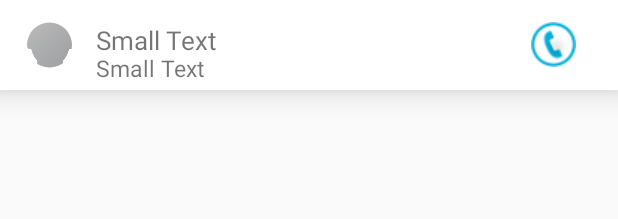
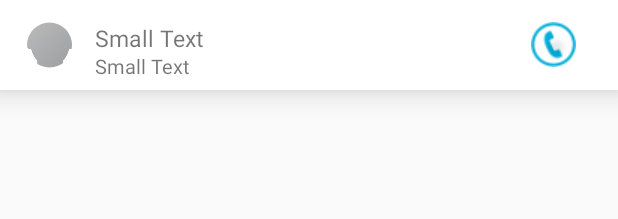
Before and after one commit to mdg-iitr-archive/Calling-Text, an Android app: the layout contact_card.xml on its own in the app's theme, with its tools: preview values and no code run, on a phone screen of 412 x 824 dp. Shown: the top 219 px of the screen. Run offline under Robolectric (Android 15) with nearby library versions, the phone set to English and light mode, and no system bars.

Commit message:
more ui fixes

```diff
--- a/app/src/main/java/com/sdsmdg/pulkit/callingtext/BackgroundService.java
+++ b/app/src/main/java/com/sdsmdg/pulkit/callingtext/BackgroundService.java
@@ -21,6 +21,8 @@ import com.google.firebase.database.ValueEventListener;
 
 import java.text.DateFormat;
 import java.util.Date;
+
+import static com.sdsmdg.pulkit.callingtext.CallManager.receiver;
 
 /**
  * Created by pulkit on 4/2/17.
--- a/app/src/main/java/com/sdsmdg/pulkit/callingtext/CallManager.java
+++ b/app/src/main/java/com/sdsmdg/pulkit/callingtext/CallManager.java
@@ -139,7 +139,8 @@ public class CallManager extends BroadcastReceiver implements BackGroundWorker.r
     }
 
     @Override
-    public void getContent(String s) {
+    public void getContent(String s)
+    {
         Log.e("in content", "in content");
         Intent intentone = new Intent(context1.getApplicationContext(), CustomDialogBox.class);
         intentone.addFlags(Intent.FLAG_ACTIVITY_CLEAR_TASK | Intent.FLAG_ACTIVITY_CLEAR_TOP | Intent.FLAG_ACTIVITY_NEW_TASK);
--- a/app/src/main/java/com/sdsmdg/pulkit/callingtext/NewFragment.java
+++ b/app/src/main/java/com/sdsmdg/pulkit/callingtext/NewFragment.java
@@ -2,10 +2,12 @@ package com.sdsmdg.pulkit.callingtext;
 
 import android.content.Context;
 import android.content.Intent;
+import android.database.Cursor;
 import android.net.ConnectivityManager;
 import android.net.NetworkInfo;
 import android.net.Uri;
 import android.os.Bundle;
+import android.provider.ContactsContract;
 import android.support.v4.app.Fragment;
 import android.util.Log;
 import android.view.LayoutInflater;
@@ -19,6 +21,8 @@ import android.widget.FrameLayout;
 import android.widget.RelativeLayout;
 import android.widget.TextView;
 import android.widget.Toast;
+
+import java.util.Date;
 
 import pl.droidsonroids.gif.GifImageView;
 
--- a/app/src/main/java/com/sdsmdg/pulkit/callingtext/Splashactivity.java
+++ b/app/src/main/java/com/sdsmdg/pulkit/callingtext/Splashactivity.java
@@ -37,7 +37,7 @@ public class Splashactivity extends AppCompatActivity {
                             finish();
                         }
                     },
-                    5000
+                    2000
             );
 
 
--- a/app/src/main/res/layout/activity_history.xml
+++ b/app/src/main/res/layout/activity_history.xml
@@ -9,7 +9,7 @@
 
     <android.support.design.widget.AppBarLayout
         android:layout_width="match_parent"
-        android:layout_height="wrap_content"
+        android:layout_height="20dp"
         android:theme="@style/AppTheme.AppBarOverlay">
     </android.support.design.widget.AppBarLayout>
 
--- a/app/src/main/res/layout/contact_card.xml
+++ b/app/src/main/res/layout/contact_card.xml
@@ -23,16 +23,6 @@
         android:layout_alignParentTop="true"
         android:layout_alignParentStart="true" />
 
-    <TextView
-        android:layout_width="wrap_content"
-        android:layout_height="20dp"
-        android:textAppearance="?android:attr/textAppearanceSmall"
-        android:text="Small Text"
-        android:id="@+id/textView7"
-        android:textSize="15dp"
-        android:layout_below="@+id/textView6"
-        android:layout_alignStart="@+id/textView6" />
-
     <ImageButton
         android:layout_width="30dp"
         android:layout_height="30dp"
@@ -47,13 +37,27 @@
     <TextView
         android:layout_width="wrap_content"
         android:layout_height="20dp"
-        android:textSize="17dp"
+        android:textSize="15dp"
         android:textAppearance="?android:attr/textAppearanceSmall"
         android:text="Small Text"
         android:id="@+id/textView6"
         android:layout_marginLeft="66dp"
+        android:inputType="text"
+        android:maxLength="16"
+        android:maxLines="1"
+        android:ellipsize="end"
+        android:layout_marginStart="15dp"
         android:layout_alignTop="@+id/imageButton21"
-        android:layout_toEndOf="@+id/imageView4"
-        android:layout_marginStart="16dp" />
+        android:layout_toEndOf="@+id/imageView4" />
+    <!--ellipsize is not working in above text view-->
+    <TextView
+        android:layout_width="wrap_content"
+        android:layout_height="20dp"
+        android:textAppearance="?android:attr/textAppearanceSmall"
+        android:text="Small Text"
+        android:id="@+id/textView7"
+        android:textSize="13dp"
+        android:layout_below="@+id/textView6"
+        android:layout_alignStart="@+id/textView6" />
 
 </RelativeLayout>
--- a/app/src/main/res/layout/new_fragment.xml
+++ b/app/src/main/res/layout/new_fragment.xml
@@ -33,7 +33,7 @@
         android:layout_height="wrap_content"
         android:inputType="phone"
         android:ems="10"
-        android:textColorHint="@color/colorPrimary"
+        android:textColorHint="@color/white"
         android:layout_alignBottom="@+id/imageView3"
         android:layout_alignParentLeft="true"
         android:layout_alignParentStart="true"
@@ -65,7 +65,7 @@
     <FrameLayout
         android:layout_width="1000dp"
         android:layout_height="100dp"
-        android:background="@color/colorPrimary"
+        android:background="@color/white"
         android:layout_alignParentTop="true"
         android:id="@+id/color">
 
@@ -90,7 +90,7 @@
     <FrameLayout
         android:layout_width="1000dp"
         android:layout_height="match_parent"
-        android:background="@color/colorPrimary"
+        android:background="@color/white"
         android:layout_alignParentTop="true"
         android:id="@+id/color">
 
```
Also changed, not shown: app/src/main/res/layout/activity_base.xml (+6 -5 lines).
